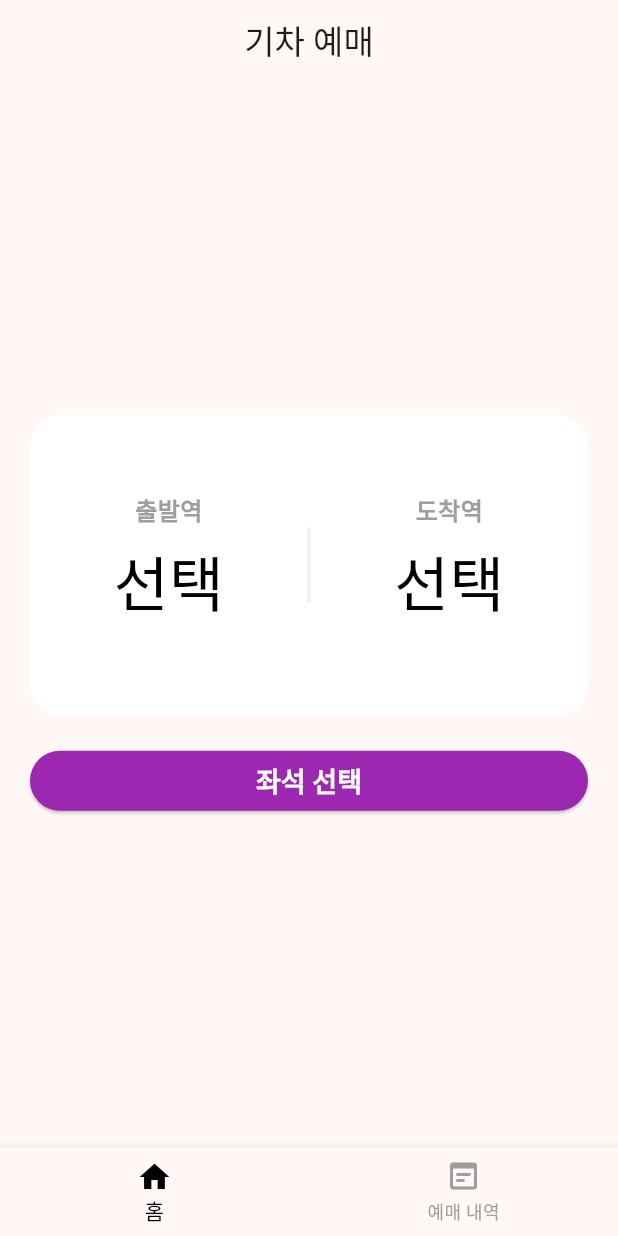
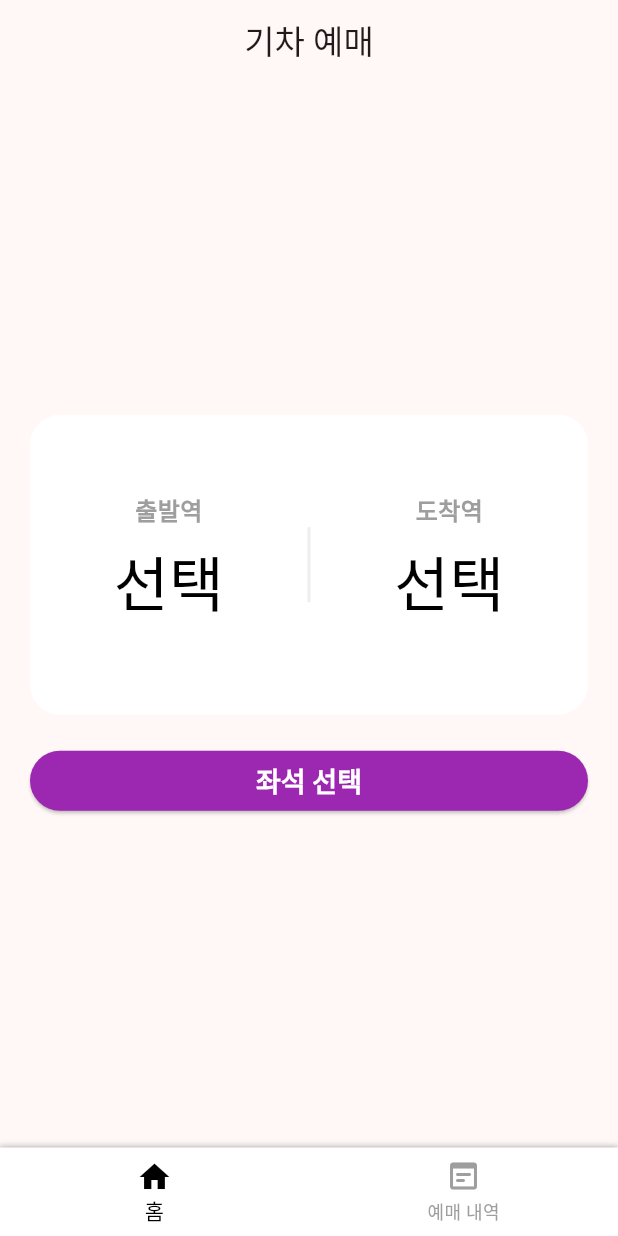
Before and after one commit to ilsong963/flutter_train_app, a Flutter app: the screen it shows after launch, after a tap on "좌석 선택", on a phone screen of 412 x 824 dp. Run offline on Flutter 3.47's test engine with Material 3 defaults, Android fonts, the phone set to English and light mode, and no system bars; our stand-ins replace go_router.

```diff
--- /dev/null
+++ b/lib/botton_navigation_bar_scaffold.dart
@@ -0,0 +1,54 @@
+import 'package:flutter/material.dart';
+import 'package:go_router/go_router.dart';
+
+class BottomNavigationBarScaffold extends StatefulWidget {
+  const BottomNavigationBarScaffold({super.key, required this.child});
+  final Widget child;
+
+  @override
+  State<BottomNavigationBarScaffold> createState() =>
+      _BottomNavigationBarScaffoldState();
+}
+
+class _BottomNavigationBarScaffoldState
+    extends State<BottomNavigationBarScaffold> {
+  int selectedIndex = 0;
+
+  void onTap(int index) {
+    setState(() {
+      selectedIndex = index;
+    });
+    switch (index) {
+      case 0:
+        context.go('/home');
+        break;
+      case 1:
+        context.go('/details');
+        break;
+    }
+  }
+
+  @override
+  Widget build(BuildContext context) {
+    return Scaffold(
+      body: widget.child,
+      bottomNavigationBar: Container(
+        decoration: BoxDecoration(
+          boxShadow: <BoxShadow>[BoxShadow(color: Colors.grey, blurRadius: 3)],
+        ),
+        child: BottomNavigationBar(
+          backgroundColor: Colors.white,
+          onTap: onTap,
+          currentIndex: selectedIndex,
+          items: const [
+            BottomNavigationBarItem(icon: Icon(Icons.home), label: "홈"),
+            BottomNavigationBarItem(
+              icon: Icon(Icons.wysiwyg_rounded),
+              label: "예매 내역",
+            ),
+          ],
+        ),
+      ),
+    );
+  }
+}
--- a/lib/main.dart
+++ b/lib/main.dart
@@ -1,5 +1,5 @@
 import 'package:flutter/material.dart';
-import 'package:flutter_train_app/page/home/home.dart';
+import 'package:flutter_train_app/route.dart';
 
 void main() {
   runApp(const MyApp());
@@ -10,8 +10,9 @@ class MyApp extends StatelessWidget {
 
   @override
   Widget build(BuildContext context) {
-    return MaterialApp(
-      home: HomePage(),
+    return MaterialApp.router(
+      routerConfig: router,
+
       themeMode: ThemeMode.light,
       theme: ThemeData(
         useMaterial3: true,
--- a/lib/page/home/home.dart
+++ b/lib/page/home/home.dart
@@ -1,6 +1,7 @@
 import 'package:flutter/material.dart';
 import 'package:flutter_train_app/page/home/widget/station_select.dart';
 import 'package:flutter_train_app/page/seat_select/seat_page.dart';
+import 'package:go_router/go_router.dart';
 
 class HomePage extends StatefulWidget {
   const HomePage({super.key});
@@ -17,16 +18,7 @@ class _HomePageState extends State<HomePage> {
   Widget build(BuildContext context) {
     return Scaffold(
       appBar: AppBar(title: Text('기차 예매'), centerTitle: true),
-      bottomNavigationBar: BottomNavigationBar(
-        onTap: (value) {},
-        items: [
-          BottomNavigationBarItem(icon: Icon(Icons.home), label: "홈"),
-          BottomNavigationBarItem(
-            icon: Icon(Icons.wysiwyg_rounded),
-            label: "예매 내역",
-          ),
-        ],
-      ),
+
       body: Padding(
         padding: EdgeInsets.all(20),
         child: Column(
@@ -77,15 +69,12 @@ class _HomePageState extends State<HomePage> {
               child: ElevatedButton(
                 onPressed: () {
                   if (startingStation != null && destinationStation != null) {
-                    Navigator.push(
-                      context,
-                      MaterialPageRoute(
-                        builder:
-                            (context) => SeatPage(
-                              startingStation: startingStation!,
-                              destinationStation: destinationStation!,
-                            ),
-                      ),
+                    context.push(
+                      '/seat',
+                      extra: {
+                        'startingStation': startingStation,
+                        'destinationStation': destinationStation,
+                      },
                     );
                   }
                 },
--- a/lib/page/seat_select/seat_page.dart
+++ b/lib/page/seat_select/seat_page.dart
@@ -1,5 +1,6 @@
 import 'package:flutter/cupertino.dart';
 import 'package:flutter/material.dart';
+import 'package:go_router/go_router.dart';
 
 class SeatPage extends StatefulWidget {
   final String startingStation;
@@ -148,8 +149,8 @@ class _SeatPageState extends State<SeatPage> {
                             ),
                             CupertinoDialogAction(
                               onPressed: () {
-                                Navigator.pop(context);
-                                Navigator.pop(context);
+                                context.pop();
+                                context.pop();
                               },
                               child: Text(
                                 "확인",
--- /dev/null
+++ b/lib/route.dart
@@ -0,0 +1,52 @@
+import 'package:flutter/material.dart';
+import 'package:flutter_train_app/botton_navigation_bar_scaffold.dart';
+import 'package:flutter_train_app/page/details/details_page.dart';
+import 'package:flutter_train_app/page/home/home.dart';
+import 'package:flutter_train_app/page/seat_select/seat_page.dart';
+import 'package:flutter_train_app/page/statin_list/station_list_page.dart';
+import 'package:go_router/go_router.dart';
+
+final _shellNavigatorKey = GlobalKey<NavigatorState>();
+
+final router = GoRouter(
+  initialLocation: '/home',
+  routes: [
+    ShellRoute(
+      navigatorKey: _shellNavigatorKey,
+      builder:
+          (context, state, child) => BottomNavigationBarScaffold(child: child),
+      routes: [
+        GoRoute(
+          path: '/home',
+          pageBuilder:
+              (context, state) => const NoTransitionPage(child: HomePage()),
+        ),
+        GoRoute(
+          path: '/details',
+          pageBuilder:
+              (context, state) => const NoTransitionPage(child: DetailsPage()),
+        ),
+      ],
+    ),
+    GoRoute(
+      path: '/seat',
+      pageBuilder:
+          (context, state) => NoTransitionPage(
+            child: SeatPage(
+              startingStation: (state.extra as Map)['startingStation'],
+              destinationStation: (state.extra as Map)['destinationStation'],
+            ),
+          ),
+    ),
+    GoRoute(
+      path: '/stationList',
+      pageBuilder:
+          (context, state) => NoTransitionPage(
+            child: StationListPage(
+              title: (state.extra as Map)['title'],
+              exceptStation: (state.extra as Map)['exceptStation'],
+            ),
+          ),
+    ),
+  ],
+);
--- a/pubspec.yaml
+++ b/pubspec.yaml
@@ -34,6 +34,7 @@ dependencies:
   # The following adds the Cupertino Icons font to your application.
   # Use with the CupertinoIcons class for iOS style icons.
   cupertino_icons: ^1.0.8
+  go_router: ^14.8.1
 
 dev_dependencies:
   flutter_test:
```
Also changed, not shown: lib/page/details/details_page.dart (added, +10 -0 lines), lib/page/home/widget/station_select.dart (+8 -9 lines), pubspec.lock.
